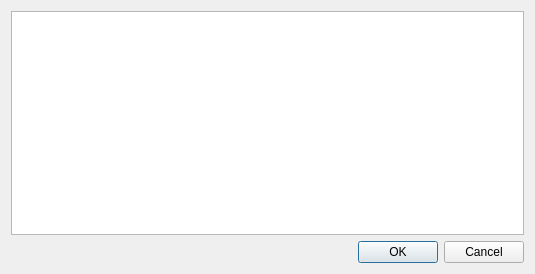
PREF/PREF, file views/disassemblerview/crossreferencedialog/crossreferencedialog.ui: the form before one commit.
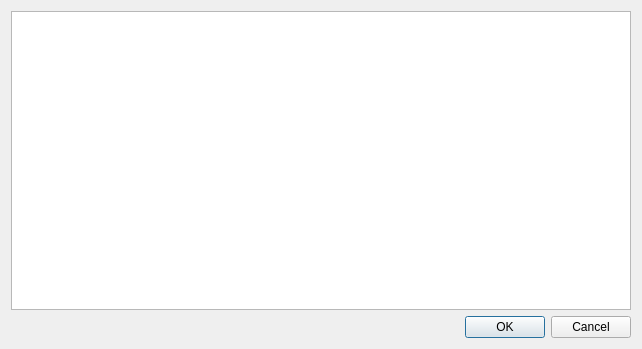
The form after the commit.

Commit message: Adjusted Dialog Size

The edit to the form file:
```diff
--- a/views/disassemblerview/crossreferencedialog/crossreferencedialog.ui
+++ b/views/disassemblerview/crossreferencedialog/crossreferencedialog.ui
@@ -6,8 +6,8 @@
    <rect>
     <x>0</x>
     <y>0</y>
-    <width>535</width>
-    <height>274</height>
+    <width>642</width>
+    <height>349</height>
    </rect>
   </property>
   <property name="windowTitle">
```
The commit also changes 2 other files.
